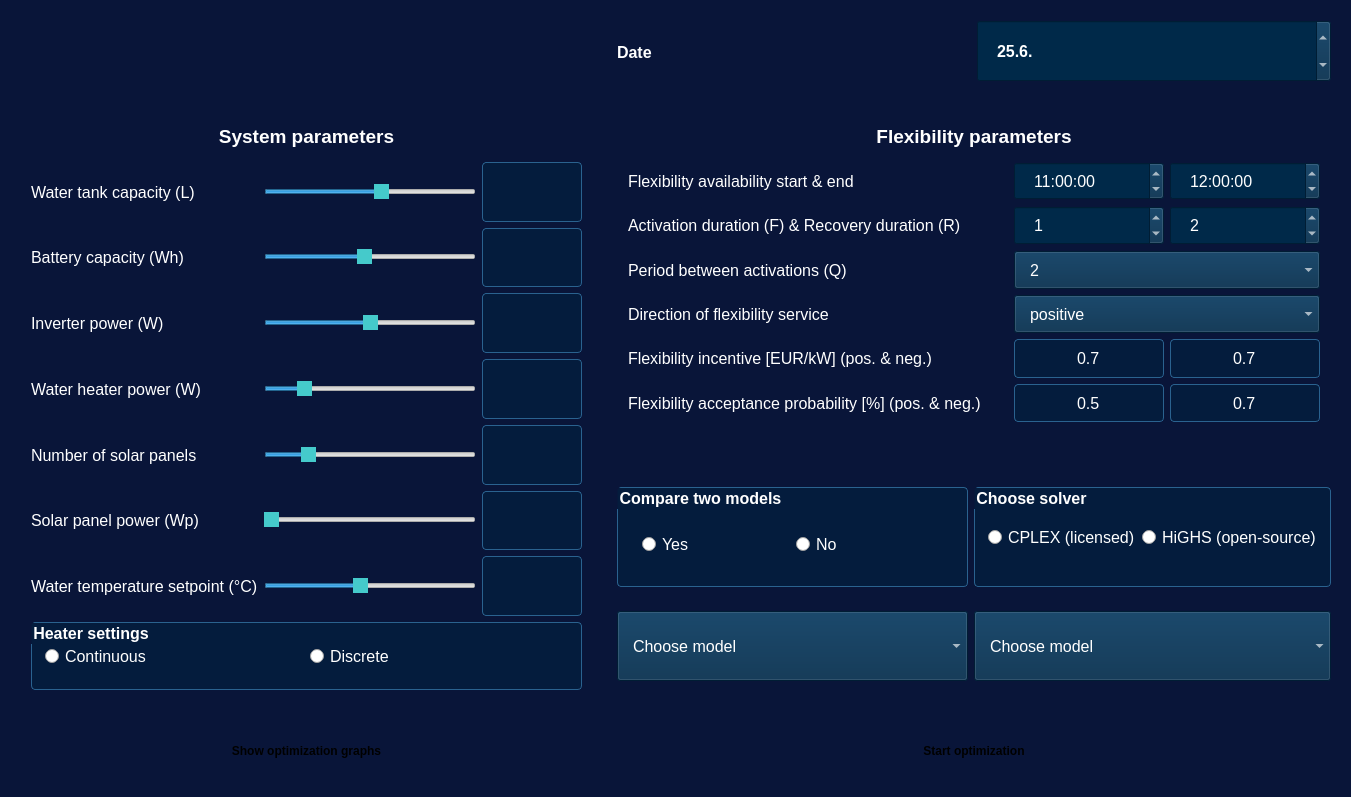
First picture: the form in MILP_GUI/paramwidget.ui, repository petarlovricc/Tube-Based-MPC-of-Hot-Water-Preparation-and-Microgrid-with-Included-Demand-Response-Provision, before the edit.
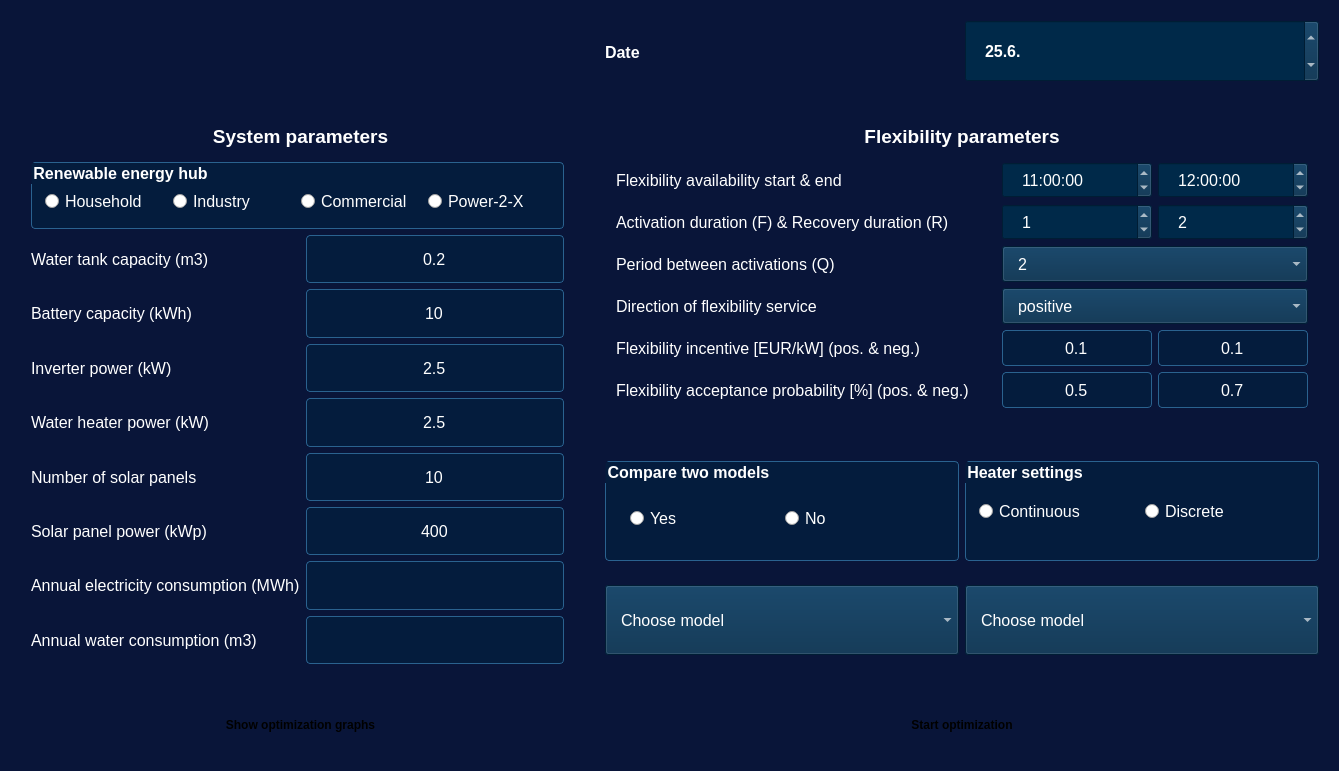
Second picture: the form after the edit. Icons and pictures are not drawn.

```diff
--- a/MILP_GUI/paramwidget.ui
+++ b/MILP_GUI/paramwidget.ui
@@ -6,8 +6,8 @@
    <rect>
     <x>0</x>
     <y>0</y>
-    <width>1351</width>
-    <height>797</height>
+    <width>1339</width>
+    <height>771</height>
    </rect>
   </property>
   <property name="sizePolicy">
@@ -156,10 +156,7 @@
 }
 </string>
   </property>
-  <layout class="QGridLayout" name="gridLayout_6" rowstretch="0,0,0,0,0,0" columnstretch="0,0">
-   <property name="sizeConstraint">
-    <enum>QLayout::SizeConstraint::SetDefaultConstraint</enum>
-   </property>
+  <layout class="QGridLayout" name="gridLayout_7">
    <item row="0" column="0">
     <widget class="QWidget" name="widget_5" native="true">
      <property name="sizePolicy">
@@ -365,6 +362,540 @@
      </layout>
     </widget>
    </item>
+   <item row="1" column="0" rowspan="2">
+    <widget class="QWidget" name="widget_3" native="true">
+     <property name="sizePolicy">
+      <sizepolicy hsizetype="Expanding" vsizetype="Expanding">
+       <horstretch>0</horstretch>
+       <verstretch>0</verstretch>
+      </sizepolicy>
+     </property>
+     <property name="minimumSize">
+      <size>
+       <width>0</width>
+       <height>0</height>
+      </size>
+     </property>
+     <property name="maximumSize">
+      <size>
+       <width>16777215</width>
+       <height>16777215</height>
+      </size>
+     </property>
+     <property name="styleSheet">
+      <string notr="true"/>
+     </property>
+     <layout class="QGridLayout" name="gridLayout" rowstretch="0,0,0,0,0,0,0,0,0,0">
+      <property name="leftMargin">
+       <number>20</number>
+      </property>
+      <property name="topMargin">
+       <number>20</number>
+      </property>
+      <property name="rightMargin">
+       <number>20</number>
+      </property>
+      <property name="bottomMargin">
+       <number>20</number>
+      </property>
+      <item row="2" column="1">
+       <widget class="QLineEdit" name="lineEdit_9">
+        <property name="enabled">
+         <bool>true</bool>
+        </property>
+        <property name="sizePolicy">
+         <sizepolicy hsizetype="Expanding" vsizetype="Expanding">
+          <horstretch>0</horstretch>
+          <verstretch>0</verstretch>
+         </sizepolicy>
+        </property>
+        <property name="minimumSize">
+         <size>
+          <width>0</width>
+          <height>30</height>
+         </size>
+        </property>
+        <property name="maximumSize">
+         <size>
+          <width>1000</width>
+          <height>70</height>
+         </size>
+        </property>
+        <property name="font">
+         <font>
+          <pointsize>12</pointsize>
+         </font>
+        </property>
+        <property name="text">
+         <string>0.2</string>
+        </property>
+        <property name="alignment">
+         <set>Qt::AlignmentFlag::AlignCenter</set>
+        </property>
+        <property name="readOnly">
+         <bool>false</bool>
+        </property>
+       </widget>
+      </item>
+      <item row="6" column="0">
+       <widget class="QLabel" name="label_4">
+        <property name="sizePolicy">
+         <sizepolicy hsizetype="Minimum" vsizetype="Expanding">
+          <horstretch>0</horstretch>
+          <verstretch>0</verstretch>
+         </sizepolicy>
+        </property>
+        <property name="font">
+         <font>
+          <pointsize>12</pointsize>
+          <bold>false</bold>
+         </font>
+        </property>
+        <property name="text">
+         <string>Number of solar panels</string>
+        </property>
+       </widget>
+      </item>
+      <item row="8" column="0">
+       <widget class="QLabel" name="label_10">
+        <property name="font">
+         <font>
+          <pointsize>12</pointsize>
+         </font>
+        </property>
+        <property name="text">
+         <string>Annual electricity consumption (MWh)</string>
+        </property>
+       </widget>
+      </item>
+      <item row="0" column="0" colspan="3">
+       <widget class="QLabel" name="title1">
+        <property name="sizePolicy">
+         <sizepolicy hsizetype="Expanding" vsizetype="Fixed">
+          <horstretch>0</horstretch>
+          <verstretch>0</verstretch>
+         </sizepolicy>
+        </property>
+        <property name="maximumSize">
+         <size>
+          <width>16777215</width>
+          <height>70</height>
+         </size>
+        </property>
+        <property name="font">
+         <font>
+          <pointsize>14</pointsize>
+          <bold>true</bold>
+         </font>
+        </property>
+        <property name="text">
+         <string>System parameters</string>
+        </property>
+        <property name="alignment">
+         <set>Qt::AlignmentFlag::AlignCenter</set>
+        </property>
+       </widget>
+      </item>
+      <item row="2" column="0">
+       <widget class="QLabel" name="label_11">
+        <property name="sizePolicy">
+         <sizepolicy hsizetype="Minimum" vsizetype="Expanding">
+          <horstretch>0</horstretch>
+          <verstretch>0</verstretch>
+         </sizepolicy>
+        </property>
+        <property name="font">
+         <font>
+          <pointsize>12</pointsize>
+          <bold>false</bold>
+         </font>
+        </property>
+        <property name="text">
+         <string>Water tank capacity (m3)</string>
+        </property>
+       </widget>
+      </item>
+      <item row="7" column="1">
+       <widget class="QLineEdit" name="lineEdit_12">
+        <property name="sizePolicy">
+         <sizepolicy hsizetype="Expanding" vsizetype="Expanding">
+          <horstretch>0</horstretch>
+          <verstretch>0</verstretch>
+         </sizepolicy>
+        </property>
+        <property name="minimumSize">
+         <size>
+          <width>0</width>
+          <height>30</height>
+         </size>
+        </property>
+        <property name="maximumSize">
+         <size>
+          <width>1000</width>
+          <height>70</height>
+         </size>
+        </property>
+        <property name="font">
+         <font>
+          <pointsize>12</pointsize>
+         </font>
+        </property>
+        <property name="text">
+         <string>400</string>
+        </property>
+        <property name="alignment">
+         <set>Qt::AlignmentFlag::AlignCenter</set>
+        </property>
+        <property name="readOnly">
+         <bool>false</bool>
+        </property>
+       </widget>
+      </item>
+      <item row="4" column="0">
+       <widget class="QLabel" name="label_2">
+        <property name="sizePolicy">
+         <sizepolicy hsizetype="Minimum" vsizetype="Expanding">
+          <horstretch>0</horstretch>
+          <verstretch>0</verstretch>
+         </sizepolicy>
+        </property>
+        <property name="font">
+         <font>
+          <pointsize>12</pointsize>
+          <bold>false</bold>
+         </font>
+        </property>
+        <property name="text">
+         <string>Inverter power (kW)</string>
+        </property>
+       </widget>
+      </item>
+      <item row="4" column="1">
+       <widget class="QLineEdit" name="lineEdit_2">
+        <property name="sizePolicy">
+         <sizepolicy hsizetype="Expanding" vsizetype="Expanding">
+          <horstretch>0</horstretch>
+          <verstretch>0</verstretch>
+         </sizepolicy>
+        </property>
+        <property name="minimumSize">
+         <size>
+          <width>0</width>
+          <height>30</height>
+         </size>
+        </property>
+        <property name="maximumSize">
+         <size>
+          <width>1000</width>
+          <height>70</height>
+         </size>
+        </property>
+        <property name="font">
+         <font>
+          <pointsize>12</pointsize>
+         </font>
+        </property>
+        <property name="text">
+         <string>2.5</string>
+        </property>
+        <property name="alignment">
+         <set>Qt::AlignmentFlag::AlignCenter</set>
+        </property>
+        <property name="readOnly">
+         <bool>false</bool>
+        </property>
+       </widget>
+      </item>
+      <item row="5" column="1">
+       <widget class="QLineEdit" name="lineEdit_3">
+        <property name="sizePolicy">
+         <sizepolicy hsizetype="Expanding" vsizetype="Expanding">
+          <horstretch>0</horstretch>
+          <verstretch>0</verstretch>
+         </sizepolicy>
+        </property>
+        <property name="minimumSize">
+         <size>
+          <width>0</width>
+          <height>30</height>
+         </size>
+        </property>
+        <property name="maximumSize">
+         <size>
+          <width>1000</width>
+          <height>70</height>
+         </size>
+        </property>
+        <property name="font">
+         <font>
+          <pointsize>12</pointsize>
+         </font>
+        </property>
+        <property name="text">
+         <string>2.5</string>
+        </property>
+        <property name="alignment">
+         <set>Qt::AlignmentFlag::AlignCenter</set>
+        </property>
+        <property name="readOnly">
+         <bool>false</bool>
+        </property>
+       </widget>
+      </item>
+      <item row="3" column="0">
+       <widget class="QLabel" name="label">
+        <property name="sizePolicy">
+         <sizepolicy hsizetype="Minimum" vsizetype="Expanding">
+          <horstretch>0</horstretch>
+          <verstretch>0</verstretch>
+         </sizepolicy>
+        </property>
+        <property name="font">
+         <font>
+          <pointsize>12</pointsize>
+          <bold>false</bold>
+         </font>
+        </property>
+        <property name="text">
+         <string>Battery capacity (kWh)</string>
+        </property>
+       </widget>
+      </item>
+      <item row="6" column="1">
+       <widget class="QLineEdit" name="lineEdit_4">
+        <property name="sizePolicy">
+         <sizepolicy hsizetype="Expanding" vsizetype="Expanding">
+          <horstretch>0</horstretch>
+          <verstretch>0</verstretch>
+         </sizepolicy>
+        </property>
+        <property name="minimumSize">
+         <size>
+          <width>0</width>
+          <height>30</height>
+         </size>
+        </property>
+        <property name="maximumSize">
+         <size>
+          <width>1000</width>
+          <height>70</height>
+         </size>
+        </property>
+        <property name="font">
+         <font>
+          <pointsize>12</pointsize>
+         </font>
+        </property>
+        <property name="text">
+         <string>10</string>
+        </property>
+        <property name="alignment">
+         <set>Qt::AlignmentFlag::AlignCenter</set>
+        </property>
+        <property name="readOnly">
+         <bool>false</bool>
+        </property>
+       </widget>
+      </item>
+      <item row="3" column="1">
+       <widget class="QLineEdit" name="lineEdit">
+        <property name="sizePolicy">
+         <sizepolicy hsizetype="Expanding" vsizetype="Expanding">
+          <horstretch>0</horstretch>
+          <verstretch>0</verstretch>
+         </sizepolicy>
+        </property>
+        <property name="minimumSize">
+         <size>
+          <width>0</width>
+          <height>30</height>
+         </size>
+        </property>
+        <property name="maximumSize">
+         <size>
+          <width>1000</width>
+          <height>70</height>
+         </size>
+        </property>
+        <property name="font">
+         <font>
+          <pointsize>12</pointsize>
+         </font>
+        </property>
+        <property name="text">
+         <string>10</string>
+        </property>
+        <property name="alignment">
+         <set>Qt::AlignmentFlag::AlignCenter</set>
+        </property>
+        <property name="readOnly">
+         <bool>false</bool>
+        </property>
+       </widget>
+      </item>
+      <item row="1" column="0" colspan="2">
+       <widget class="QGroupBox" name="groupBox_4">
+        <property name="minimumSize">
+         <size>
+          <width>300</width>
+          <height>0</height>
+         </size>
+        </property>
+        <property name="font">
+         <font>
+          <pointsize>12</pointsize>
+          <bold>true</bold>
+         </font>
+        </property>
+        <property name="title">
+         <string>Renewable energy hub</string>
+        </property>
+        <layout class="QHBoxLayout" name="horizontalLayout_3">
+         <property name="topMargin">
+          <number>20</number>
+         </property>
+         <item>
+          <widget class="QRadioButton" name="radioButton_9">
+           <property name="font">
+            <font>
+             <pointsize>12</pointsize>
+            </font>
+           </property>
+           <property name="text">
+            <string>Household</string>
+           </property>
+          </widget>
+         </item>
+         <item>
+          <widget class="QRadioButton" name="radioButton_7">
+           <property name="font">
+            <font>
+             <pointsize>12</pointsize>
+            </font>
+           </property>
+           <property name="text">
+            <string>Industry</string>
+           </property>
+          </widget>
+         </item>
+         <item>
+          <widget class="QRadioButton" name="radioButton_10">
+           <property name="font">
+            <font>
+             <pointsize>12</pointsize>
+            </font>
+           </property>
+           <property name="text">
+            <string>Commercial</string>
+           </property>
+          </widget>
+         </item>
+         <item>
+          <widget class="QRadioButton" name="radioButton_8">
+           <property name="font">
+            <font>
+             <pointsize>12</pointsize>
+            </font>
+           </property>
+           <property name="text">
+            <string>Power-2-X</string>
+           </property>
+          </widget>
+         </item>
+        </layout>
+       </widget>
+      </item>
+      <item row="7" column="0">
+       <widget class="QLabel" name="label_20">
+        <property name="sizePolicy">
+         <sizepolicy hsizetype="Minimum" vsizetype="Expanding">
+          <horstretch>0</horstretch>
+          <verstretch>0</verstretch>
+         </sizepolicy>
+        </property>
+        <property name="font">
+         <font>
+          <pointsize>12</pointsize>
+          <bold>false</bold>
+         </font>
+        </property>
+        <property name="text">
+         <string>Solar panel power (kWp)</string>
+        </property>
+       </widget>
+      </item>
+      <item row="9" column="0">
+       <widget class="QLabel" name="label_12">
+        <property name="font">
+         <font>
+          <pointsize>12</pointsize>
+         </font>
+        </property>
+        <property name="text">
+         <string>Annual water consumption (m3)</string>
+        </property>
+       </widget>
+      </item>
+      <item row="5" column="0">
+       <widget class="QLabel" name="label_3">
+        <property name="sizePolicy">
+         <sizepolicy hsizetype="Minimum" vsizetype="Expanding">
+          <horstretch>0</horstretch>
+          <verstretch>0</verstretch>
+         </sizepolicy>
+        </property>
+        <property name="font">
+         <font>
+          <pointsize>12</pointsize>
+          <bold>false</bold>
+         </font>
+        </property>
+        <property name="text">
+         <string>Water heater power (kW)</string>
+        </property>
+       </widget>
+      </item>
+      <item row="8" column="1">
+       <widget class="QLineEdit" name="lineEdit_7">
+        <property name="sizePolicy">
+         <sizepolicy hsizetype="Expanding" vsizetype="Expanding">
+          <horstretch>0</horstretch>
+          <verstretch>0</verstretch>
+         </sizepolicy>
+        </property>
+        <property name="minimumSize">
+         <size>
+          <width>0</width>
+          <height>30</height>
+         </size>
+        </property>
+        <property name="alignment">
+         <set>Qt::AlignmentFlag::AlignCenter</set>
+        </property>
+       </widget>
+      </item>
+      <item row="9" column="1">
+       <widget class="QLineEdit" name="lineEdit_8">
+        <property name="sizePolicy">
+         <sizepolicy hsizetype="Expanding" vsizetype="Expanding">
+          <horstretch>0</horstretch>
+          <verstretch>0</verstretch>
+         </sizepolicy>
+        </property>
+        <property name="minimumSize">
+         <size>
+          <width>0</width>
+          <height>30</height>
+         </size>
+        </property>
+        <property name="alignment">
+         <set>Qt::AlignmentFlag::AlignCenter</set>
+        </property>
+       </widget>
+      </item>
+     </layout>
+    </widget>
+   </item>
    <item row="1" column="1">
     <widget class="QWidget" name="widget_4" native="true">
      <property name="sizePolicy">
@@ -661,7 +1192,7 @@
          </font>
         </property>
         <property name="text">
-         <string>0.7</string>
+         <string>0.1</string>
         </property>
         <property name="alignment">
          <set>Qt::AlignmentFlag::AlignCenter</set>
@@ -771,7 +1302,7 @@
          </font>
         </property>
         <property name="text">
-         <string>0.7</string>
+         <string>0.1</string>
         </property>
         <property name="alignment">
          <set>Qt::AlignmentFlag::AlignCenter</set>
@@ -939,7 +1470,7 @@
      </layout>
     </widget>
    </item>
-   <item row="4" column="1">
+   <item row="2" column="1">
     <widget class="QWidget" name="widget_2" native="true">
      <property name="sizePolicy">
       <sizepolicy hsizetype="Expanding" vsizetype="Minimum">
@@ -1048,45 +1579,6 @@
         </layout>
        </widget>
       </item>
-      <item row="0" column="1">
-       <widget class="QGroupBox" name="groupBox_3">
-        <property name="font">
-         <font>
-          <pointsize>12</pointsize>
-          <bold>true</bold>
-         </font>
-        </property>
-        <property name="title">
-         <string>Choose solver</string>
-        </property>
-        <layout class="QGridLayout" name="gridLayout_5">
-         <item row="0" column="0">
-          <widget class="QRadioButton" name="radioButton_5">
-           <property name="font">
-            <font>
-             <pointsize>12</pointsize>
-            </font>
-           </property>
-           <property name="text">
-            <string>CPLEX (licensed)</string>
-           </property>
-          </widget>
-         </item>
-         <item row="0" column="1">
-          <widget class="QRadioButton" name="radioButton_6">
-           <property name="font">
-            <font>
-             <pointsize>12</pointsize>
-            </font>
-           </property>
-           <property name="text">
-            <string>HiGHS (open-source)</string>
-           </property>
-          </widget>
-         </item>
-        </layout>
-       </widget>
-      </item>
       <item row="1" column="0">
        <widget class="QComboBox" name="comboBox_2">
         <property name="sizePolicy">
@@ -1177,171 +1669,7 @@
         </item>
        </widget>
       </item>
-     </layout>
-    </widget>
-   </item>
-   <item row="5" column="0">
-    <widget class="QPushButton" name="pushButton_2">
-     <property name="sizePolicy">
-      <sizepolicy hsizetype="Expanding" vsizetype="Expanding">
-       <horstretch>0</horstretch>
-       <verstretch>0</verstretch>
-      </sizepolicy>
-     </property>
-     <property name="minimumSize">
-      <size>
-       <width>0</width>
-       <height>40</height>
-      </size>
-     </property>
-     <property name="maximumSize">
-      <size>
-       <width>16777215</width>
-       <height>70</height>
-      </size>
-     </property>
-     <property name="styleSheet">
-      <string notr="true"/>
-     </property>
-     <property name="text">
-      <string>Show optimization graphs</string>
-     </property>
-    </widget>
-   </item>
-   <item row="5" column="1">
-    <widget class="QPushButton" name="pushButton">
-     <property name="enabled">
-      <bool>true</bool>
-     </property>
-     <property name="sizePolicy">
-      <sizepolicy hsizetype="Expanding" vsizetype="Expanding">
-       <horstretch>0</horstretch>
-       <verstretch>0</verstretch>
-      </sizepolicy>
-     </property>
-     <property name="minimumSize">
-      <size>
-       <width>0</width>
-       <height>40</height>
-      </size>
-     </property>
-     <property name="maximumSize">
-      <size>
-       <width>16777215</width>
-       <height>70</height>
-      </size>
-     </property>
-     <property name="styleSheet">
-      <string notr="true"/>
-     </property>
-     <property name="text">
-      <string>Start optimization</string>
-     </property>
-    </widget>
-   </item>
-   <item row="1" column="0" rowspan="4">
-    <widget class="QWidget" name="widget_3" native="true">
-     <property name="sizePolicy">
-      <sizepolicy hsizetype="Expanding" vsizetype="Expanding">
-       <horstretch>0</horstretch>
-       <verstretch>0</verstretch>
-      </sizepolicy>
-     </property>
-     <property name="minimumSize">
-      <size>
-       <width>0</width>
-       <height>0</height>
-      </size>
-     </property>
-     <property name="maximumSize">
-      <size>
-       <width>16777215</width>
-       <height>16777215</height>
-      </size>
-     </property>
-     <property name="styleSheet">
-      <string notr="true"/>
-     </property>
-     <layout class="QGridLayout" name="gridLayout" rowstretch="0,0,0,0,0,0,0,0,0,0">
-      <property name="leftMargin">
-       <number>20</number>
-      </property>
-      <property name="topMargin">
-       <number>20</number>
-      </property>
-      <property name="rightMargin">
-       <number>20</number>
-      </property>
-      <property name="bottomMargin">
-       <number>20</number>
-      </property>
-      <item row="3" column="2">
-       <widget class="QLineEdit" name="lineEdit_2">
-        <property name="sizePolicy">
-         <sizepolicy hsizetype="Expanding" vsizetype="Expanding">
-          <horstretch>0</horstretch>
-          <verstretch>0</verstretch>
-         </sizepolicy>
-        </property>
-        <property name="minimumSize">
-         <size>
-          <width>0</width>
-          <height>30</height>
-         </size>
-        </property>
-        <property name="maximumSize">
-         <size>
-          <width>100</width>
-          <height>70</height>
-         </size>
-        </property>
-        <property name="font">
-         <font>
-          <pointsize>12</pointsize>
-         </font>
-        </property>
-        <property name="alignment">
-         <set>Qt::AlignmentFlag::AlignCenter</set>
-        </property>
-        <property name="readOnly">
-         <bool>true</bool>
-        </property>
-       </widget>
-      </item>
-      <item row="5" column="2">
-       <widget class="QLineEdit" name="lineEdit_4">
-        <property name="sizePolicy">
-         <sizepolicy hsizetype="Expanding" vsizetype="Expanding">
-          <horstretch>0</horstretch>
-          <verstretch>0</verstretch>
-         </sizepolicy>
-        </property>
-        <property name="minimumSize">
-         <size>
-          <width>0</width>
-          <height>30</height>
-         </size>
-        </property>
-        <property name="maximumSize">
-         <size>
-          <width>100</width>
-          <height>70</height>
-         </size>
-        </property>
-        <property name="font">
-         <font>
-          <pointsize>12</pointsize>
-         </font>
-        </property>
-        <property name="alignment">
-         <set>Qt::AlignmentFlag::AlignCenter</set>
-        </property>
-        <property name="readOnly">
-         <bool>true</bool>
-        </property>
-       </widget>
-      </item>
-      <item row="9" column="0" colspan="3">
+      <item row="0" column="1">
        <widget class="QGroupBox" name="groupBox_2">
         <property name="sizePolicy">
          <sizepolicy hsizetype="Expanding" vsizetype="Expanding">
@@ -1355,6 +1683,12 @@
           <height>0</height>
          </size>
         </property>
+        <property name="maximumSize">
+         <size>
+          <width>16777215</width>
+          <height>100</height>
+         </size>
+        </property>
         <property name="font">
          <font>
           <pointsize>12</pointsize>
@@ -1412,555 +1746,68 @@
         </layout>
        </widget>
       </item>
-      <item row="5" column="0">
-       <widget class="QLabel" name="label_4">
-        <property name="sizePolicy">
-         <sizepolicy hsizetype="Minimum" vsizetype="Expanding">
-          <horstretch>0</horstretch>
-          <verstretch>0</verstretch>
-         </sizepolicy>
-        </property>
-        <property name="font">
-         <font>
-          <pointsize>12</pointsize>
-          <bold>false</bold>
-         </font>
-        </property>
-        <property name="text">
-         <string>Number of solar panels</string>
-        </property>
-       </widget>
-      </item>
-      <item row="3" column="1">
-       <widget class="QSlider" name="horizontalSlider_3">
-        <property name="sizePolicy">
-         <sizepolicy hsizetype="Expanding" vsizetype="Expanding">
-          <horstretch>0</horstretch>
-          <verstretch>0</verstretch>
-         </sizepolicy>
-        </property>
-        <property name="minimumSize">
-         <size>
-          <width>150</width>
-          <height>0</height>
-         </size>
-        </property>
-        <property name="maximumSize">
-         <size>
-          <width>16777215</width>
-          <height>40</height>
-         </size>
-        </property>
-        <property name="maximum">
-         <number>5000</number>
-        </property>
-        <property name="singleStep">
-         <number>5</number>
-        </property>
-        <property name="value">
-         <number>2500</number>
-        </property>
-        <property name="orientation">
-         <enum>Qt::Orientation::Horizontal</enum>
-        </property>
-       </widget>
-      </item>
-      <item row="6" column="2">
-       <widget class="QLineEdit" name="lineEdit_12">
-        <property name="sizePolicy">
-         <sizepolicy hsizetype="Expanding" vsizetype="Expanding">
-          <horstretch>0</horstretch>
-          <verstretch>0</verstretch>
-         </sizepolicy>
-        </property>
-        <property name="minimumSize">
-         <size>
-          <width>0</width>
-          <height>30</height>
-         </size>
-        </property>
-        <property name="maximumSize">
-         <size>
-          <width>100</width>
-          <height>70</height>
-         </size>
-        </property>
-        <property name="font">
-         <font>
-          <pointsize>12</pointsize>
-         </font>
-        </property>
-        <property name="alignment">
-         <set>Qt::AlignmentFlag::AlignCenter</set>
-        </property>
-        <property name="readOnly">
-         <bool>true</bool>
-        </property>
-       </widget>
-      </item>
-      <item row="3" column="0">
-       <widget class="QLabel" name="label_2">
-        <property name="sizePolicy">
-         <sizepolicy hsizetype="Minimum" vsizetype="Expanding">
-          <horstretch>0</horstretch>
-          <verstretch>0</verstretch>
-         </sizepolicy>
-        </property>
-        <property name="font">
-         <font>
-          <pointsize>12</pointsize>
-          <bold>false</bold>
-         </font>
-        </property>
-        <property name="text">
-         <string>Inverter power (W)</string>
-        </property>
-       </widget>
-      </item>
-      <item row="2" column="1">
-       <widget class="QSlider" name="horizontalSlider">
-        <property name="sizePolicy">
-         <sizepolicy hsizetype="Expanding" vsizetype="Expanding">
-          <horstretch>0</horstretch>
-          <verstretch>0</verstretch>
-         </sizepolicy>
-        </property>
-        <property name="minimumSize">
-         <size>
-          <width>150</width>
-          <height>0</height>
-         </size>
-        </property>
-        <property name="maximumSize">
-         <size>
-          <width>16777215</width>
-          <height>40</height>
-         </size>
-        </property>
-        <property name="maximum">
-         <number>20000</number>
-        </property>
-        <property name="singleStep">
-         <number>5</number>
-        </property>
-        <property name="value">
-         <number>9400</number>
-        </property>
-        <property name="orientation">
-         <enum>Qt::Orientation::Horizontal</enum>
-        </property>
-       </widget>
-      </item>
-      <item row="4" column="1">
-       <widget class="QSlider" name="horizontalSlider_4">
-        <property name="sizePolicy">
-         <sizepolicy hsizetype="Expanding" vsizetype="Expanding">
-          <horstretch>0</horstretch>
-          <verstretch>0</verstretch>
-         </sizepolicy>
-        </property>
-        <property name="minimumSize">
-         <size>
-          <width>150</width>
-          <height>0</height>
-         </size>
-        </property>
-        <property name="maximumSize">
-         <size>
-          <width>16777215</width>
-          <height>40</height>
-         </size>
-        </property>
-        <property name="minimum">
-         <number>1000</number>
-        </property>
-        <property name="maximum">
-         <number>10000</number>
-        </property>
-        <property name="singleStep">
-         <number>5</number>
-        </property>
-        <property name="value">
-         <number>2500</number>
-        </property>
-        <property name="orientation">
-         <enum>Qt::Orientation::Horizontal</enum>
-        </property>
-       </widget>
-      </item>
-      <item row="6" column="0">
-       <widget class="QLabel" name="label_20">
-        <property name="sizePolicy">
-         <sizepolicy hsizetype="Minimum" vsizetype="Expanding">
-          <horstretch>0</horstretch>
-          <verstretch>0</verstretch>
-         </sizepolicy>
-        </property>
-        <property name="font">
-         <font>
-          <pointsize>12</pointsize>
-          <bold>false</bold>
-         </font>
-        </property>
-        <property name="text">
-         <string>Solar panel power (Wp)</string>
-        </property>
-       </widget>
-      </item>
-      <item row="4" column="0">
-       <widget class="QLabel" name="label_3">
-        <property name="sizePolicy">
-         <sizepolicy hsizetype="Minimum" vsizetype="Expanding">
-          <horstretch>0</horstretch>
-          <verstretch>0</verstretch>
-         </sizepolicy>
-        </property>
-        <property name="font">
-         <font>
-          <pointsize>12</pointsize>
-          <bold>false</bold>
-         </font>
-        </property>
-        <property name="text">
-         <string>Water heater power (W)</string>
-        </property>
-       </widget>
-      </item>
-      <item row="6" column="1">
-       <widget class="QSlider" name="horizontalSlider_6">
-        <property name="sizePolicy">
-         <sizepolicy hsizetype="Expanding" vsizetype="Expanding">
-          <horstretch>0</horstretch>
-          <verstretch>0</verstretch>
-         </sizepolicy>
-        </property>
-        <property name="minimumSize">
-         <size>
-          <width>150</width>
-          <height>0</height>
-         </size>
-        </property>
-        <property name="maximumSize">
-         <size>
-          <width>16777215</width>
-          <height>40</height>
-         </size>
-        </property>
-        <property name="minimum">
-         <number>250</number>
-        </property>
-        <property name="maximum">
-         <number>460</number>
-        </property>
-        <property name="orientation">
-         <enum>Qt::Orientation::Horizontal</enum>
-        </property>
-       </widget>
-      </item>
-      <item row="0" column="0" colspan="3">
-       <widget class="QLabel" name="title1">
-        <property name="sizePolicy">
-         <sizepolicy hsizetype="Expanding" vsizetype="Fixed">
-          <horstretch>0</horstretch>
-          <verstretch>0</verstretch>
-         </sizepolicy>
-        </property>
-        <property name="maximumSize">
-         <size>
-          <width>16777215</width>
-          <height>70</height>
-         </size>
-        </property>
-        <property name="font">
-         <font>
-          <pointsize>14</pointsize>
-          <bold>true</bold>
-         </font>
-        </property>
-        <property name="text">
-         <string>System parameters</string>
-        </property>
-        <property name="alignment">
-         <set>Qt::AlignmentFlag::AlignCenter</set>
-        </property>
-       </widget>
-      </item>
-      <item row="1" column="1">
-       <widget class="QSlider" name="horizontalSlider_2">
-        <property name="sizePolicy">
-         <sizepolicy hsizetype="Expanding" vsizetype="Expanding">
-          <horstretch>0</horstretch>
-          <verstretch>0</verstretch>
-         </sizepolicy>
-        </property>
-        <property name="minimumSize">
-         <size>
-          <width>150</width>
-          <height>0</height>
-         </size>
-        </property>
-        <property name="maximumSize">
-         <size>
-          <width>16777215</width>
-          <height>40</height>
-         </size>
-        </property>
-        <property name="minimum">
-         <number>50</number>
-        </property>
-        <property name="maximum">
-         <number>300</number>
-        </property>
-        <property name="singleStep">
-         <number>5</number>
-        </property>
-        <property name="value">
-         <number>190</number>
-        </property>
-        <property name="orientation">
-         <enum>Qt::Orientation::Horizontal</enum>
-        </property>
-       </widget>
-      </item>
-      <item row="1" column="2">
-       <widget class="QLineEdit" name="lineEdit_9">
-        <property name="enabled">
-         <bool>true</bool>
-        </property>
-        <property name="sizePolicy">
-         <sizepolicy hsizetype="Expanding" vsizetype="Expanding">
-          <horstretch>0</horstretch>
-          <verstretch>0</verstretch>
-         </sizepolicy>
-        </property>
-        <property name="minimumSize">
-         <size>
-          <width>0</width>
-          <height>30</height>
-         </size>
-        </property>
-        <property name="maximumSize">
-         <size>
-          <width>100</width>
-          <height>70</height>
-         </size>
-        </property>
-        <property name="font">
-         <font>
-          <pointsize>12</pointsize>
-         </font>
-        </property>
-        <property name="alignment">
-         <set>Qt::AlignmentFlag::AlignCenter</set>
-        </property>
-        <property name="readOnly">
-         <bool>true</bool>
-        </property>
-       </widget>
-      </item>
-      <item row="2" column="0">
-       <widget class="QLabel" name="label">
-        <property name="sizePolicy">
-         <sizepolicy hsizetype="Minimum" vsizetype="Expanding">
-          <horstretch>0</horstretch>
-          <verstretch>0</verstretch>
-         </sizepolicy>
-        </property>
-        <property name="font">
-         <font>
-          <pointsize>12</pointsize>
-          <bold>false</bold>
-         </font>
-        </property>
-        <property name="text">
-         <string>Battery capacity (Wh)</string>
-        </property>
-       </widget>
-      </item>
-      <item row="5" column="1">
-       <widget class="QSlider" name="horizontalSlider_5">
-        <property name="sizePolicy">
-         <sizepolicy hsizetype="Expanding" vsizetype="Expanding">
-          <horstretch>0</horstretch>
-          <verstretch>0</verstretch>
-         </sizepolicy>
-        </property>
-        <property name="minimumSize">
-         <size>
-          <width>150</width>
-          <height>0</height>
-         </size>
-        </property>
-        <property name="maximumSize">
-         <size>
-          <width>16777215</width>
-          <height>40</height>
-         </size>
-        </property>
-        <property name="maximum">
-         <number>80</number>
-        </property>
-        <property name="value">
-         <number>15</number>
-        </property>
-        <property name="orientation">
-         <enum>Qt::Orientation::Horizontal</enum>
-        </property>
-       </widget>
-      </item>
-      <item row="1" column="0">
-       <widget class="QLabel" name="label_11">
-        <property name="sizePolicy">
-         <sizepolicy hsizetype="Minimum" vsizetype="Expanding">
-          <horstretch>0</horstretch>
-          <verstretch>0</verstretch>
-         </sizepolicy>
-        </property>
-        <property name="font">
-         <font>
-          <pointsize>12</pointsize>
-          <bold>false</bold>
-         </font>
-        </property>
-        <property name="text">
-         <string>Water tank capacity (L)</string>
-        </property>
-       </widget>
-      </item>
-      <item row="2" column="2">
-       <widget class="QLineEdit" name="lineEdit">
-        <property name="sizePolicy">
-         <sizepolicy hsizetype="Expanding" vsizetype="Expanding">
-          <horstretch>0</horstretch>
-          <verstretch>0</verstretch>
-         </sizepolicy>
-        </property>
-        <property name="minimumSize">
-         <size>
-          <width>0</width>
-          <height>30</height>
-         </size>
-        </property>
-        <property name="maximumSize">
-         <size>
-          <width>100</width>
-          <height>70</height>
-         </size>
-        </property>
-        <property name="font">
-         <font>
-          <pointsize>12</pointsize>
-         </font>
-        </property>
-        <property name="alignment">
-         <set>Qt::AlignmentFlag::AlignCenter</set>
-        </property>
-        <property name="readOnly">
-         <bool>true</bool>
-        </property>
-       </widget>
-      </item>
-      <item row="7" column="0">
-       <widget class="QLabel" name="label_10">
-        <property name="sizePolicy">
-         <sizepolicy hsizetype="Minimum" vsizetype="Expanding">
-          <horstretch>0</horstretch>
-          <verstretch>0</verstretch>
-         </sizepolicy>
-        </property>
-        <property name="font">
-         <font>
-          <pointsize>12</pointsize>
-         </font>
-        </property>
-        <property name="text">
-         <string>Water temperature setpoint (°C)</string>
-        </property>
-       </widget>
-      </item>
-      <item row="4" column="2">
-       <widget class="QLineEdit" name="lineEdit_3">
-        <property name="sizePolicy">
-         <sizepolicy hsizetype="Expanding" vsizetype="Expanding">
-          <horstretch>0</horstretch>
-          <verstretch>0</verstretch>
-         </sizepolicy>
-        </property>
-        <property name="minimumSize">
-         <size>
-          <width>0</width>
-          <height>30</height>
-         </size>
-        </property>
-        <property name="maximumSize">
-         <size>
-          <width>100</width>
-          <height>70</height>
-         </size>
-        </property>
-        <property name="font">
-         <font>
-          <pointsize>12</pointsize>
-         </font>
-        </property>
-        <property name="alignment">
-         <set>Qt::AlignmentFlag::AlignCenter</set>
-        </property>
-        <property name="readOnly">
-         <bool>true</bool>
-        </property>
-       </widget>
-      </item>
-      <item row="7" column="1">
-       <widget class="QSlider" name="horizontalSlider_7">
-        <property name="sizePolicy">
-         <sizepolicy hsizetype="Expanding" vsizetype="Expanding">
-          <horstretch>0</horstretch>
-          <verstretch>0</verstretch>
-         </sizepolicy>
-        </property>
-        <property name="maximumSize">
-         <size>
-          <width>16777215</width>
-          <height>40</height>
-         </size>
-        </property>
-        <property name="minimum">
-         <number>7</number>
-        </property>
-        <property name="maximum">
-         <number>80</number>
-        </property>
-        <property name="value">
-         <number>40</number>
-        </property>
-        <property name="orientation">
-         <enum>Qt::Orientation::Horizontal</enum>
-        </property>
-       </widget>
-      </item>
-      <item row="7" column="2">
-       <widget class="QLineEdit" name="lineEdit_7">
-        <property name="minimumSize">
-         <size>
-          <width>0</width>
-          <height>30</height>
-         </size>
-        </property>
-        <property name="maximumSize">
-         <size>
-          <width>100</width>
-          <height>70</height>
-         </size>
-        </property>
-        <property name="alignment">
-         <set>Qt::AlignmentFlag::AlignCenter</set>
-        </property>
-       </widget>
-      </item>
      </layout>
     </widget>
    </item>
+   <item row="3" column="0">
+    <widget class="QPushButton" name="pushButton_2">
+     <property name="sizePolicy">
+      <sizepolicy hsizetype="Expanding" vsizetype="Expanding">
+       <horstretch>0</horstretch>
+       <verstretch>0</verstretch>
+      </sizepolicy>
+     </property>
+     <property name="minimumSize">
+      <size>
+       <width>0</width>
+       <height>40</height>
+      </size>
+     </property>
+     <property name="maximumSize">
+      <size>
+       <width>16777215</width>
+       <height>70</height>
+      </size>
+     </property>
+     <property name="styleSheet">
+      <string notr="true"/>
+     </property>
+     <property name="text">
+      <string>Show optimization graphs</string>
+     </property>
+    </widget>
+   </item>
+   <item row="3" column="1">
+    <widget class="QPushButton" name="pushButton">
+     <property name="enabled">
+      <bool>true</bool>
+     </property>
+     <property name="sizePolicy">
+      <sizepolicy hsizetype="Expanding" vsizetype="Expanding">
+       <horstretch>0</horstretch>
+       <verstretch>0</verstretch>
+      </sizepolicy>
+     </property>
+     <property name="minimumSize">
+      <size>
+       <width>0</width>
+       <height>40</height>
+      </size>
+     </property>
+     <property name="maximumSize">
+      <size>
+       <width>16777215</width>
+       <height>70</height>
+      </size>
+     </property>
+     <property name="styleSheet">
+      <string notr="true"/>
+     </property>
+     <property name="text">
+      <string>Start optimization</string>
+     </property>
+    </widget>
+   </item>
   </layout>
  </widget>
  <resources>
```
